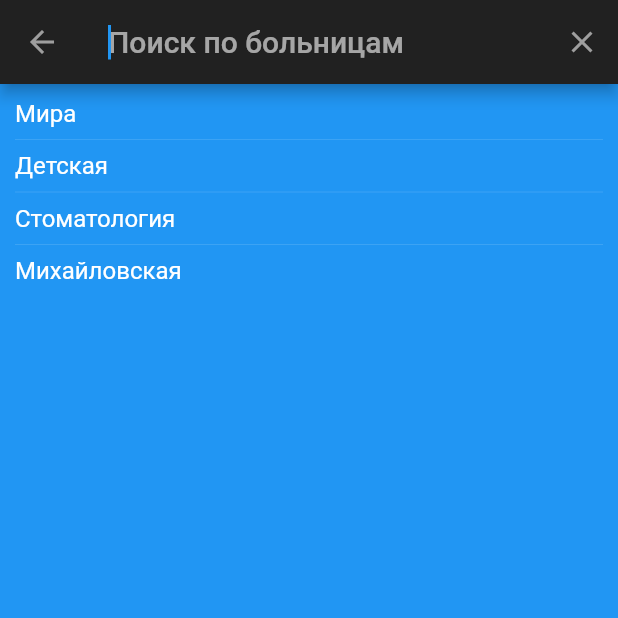
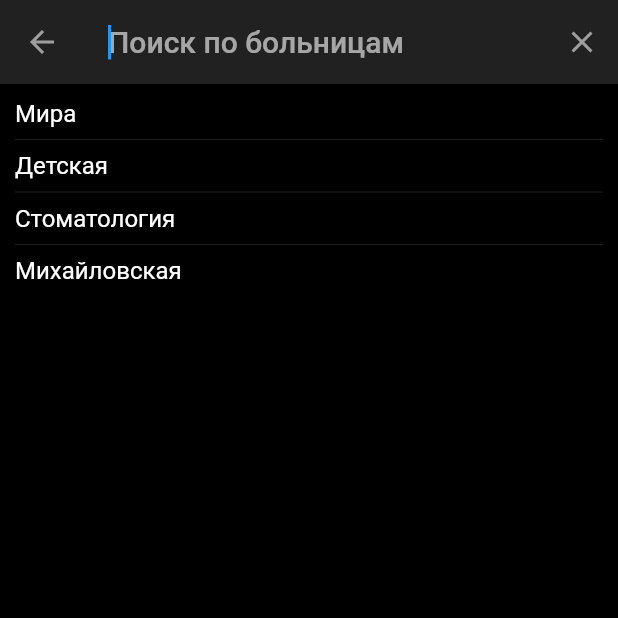
Before and after one commit to levmorgot/doc_hunter_app, a Flutter app: the screen it shows after launch, after a tap on the "search" icon, on a phone screen of 412 x 824 dp, the top half of it. Run offline on Flutter 3.47's test engine with Material 2 defaults, Android fonts, the phone set to English and light mode, and no system bars; our stand-ins replace dartz, equatable, flutter_bloc, get_it, internet_connection_checker, shared_preferences and 1 more; missing offline and left inert: syncfusion_localizations; network calls fail.

```diff
--- a/lib/common/app_colors.dart
+++ b/lib/common/app_colors.dart
@@ -1,12 +1,12 @@
 import 'package:flutter/material.dart';
 
 class AppColors {
-  static const Color mainBackground = Colors.blue;
+  static const Color mainBackground = Colors.black;
   static const Color cardBackground = Colors.lightBlueAccent;
   static const Color progressIndicator = Colors.pinkAccent;
 
   static const Color filialAddress = Colors.white;
-  static const Color cardDivider = Colors.transparent;
+  static const Color cardDivider = Colors.white;
 
 
   static const Color searchIcon = Colors.white;
@@ -20,4 +20,5 @@ class AppColors {
   static const Color freeDatesBackground = Colors.green;
   static const Color freeDatesBorder = Color(0xFF2B732F);
   static const Color freeDatesText = Colors.white;
+  static const Color selectionDate = Colors.lightBlueAccent;
 }
--- a/lib/schedules/presentation/widgets/schedule_datepicker.dart
+++ b/lib/schedules/presentation/widgets/schedule_datepicker.dart
@@ -72,13 +72,13 @@ class ScheduleDatePicker extends StatelessWidget {
       return SizedBox(
         height: 300,
         child: SfDateRangePicker(
+          selectionColor: AppColors.selectionDate,
           onSelectionChanged: _onSelectionChanged,
           selectionMode: DateRangePickerSelectionMode.single,
           minDate: minDate,
           maxDate: maxDate,
           monthViewSettings: DateRangePickerMonthViewSettings(
             firstDayOfWeek: 1,
-            blackoutDates: norFreeDates,
             specialDates: freeDates,
             weekendDays: const [6, 7],
           ),
--- a/lib/schedules/presentation/widgets/schedule_timepicker.dart
+++ b/lib/schedules/presentation/widgets/schedule_timepicker.dart
@@ -52,7 +52,7 @@ class ScheduleTimePicker extends StatelessWidget {
               height: 300,
               child: times.isNotEmpty
                   ? _timesList(times)
-                  : const Text('Нет свободных записей'),
+                  : const Text('Запись не ведётся'),
             );
           });
         } else {
```
Also changed, not shown: lib/departments/presentation/widgets/departments_list_widget.dart (+10 -4 lines), 6 other files.
